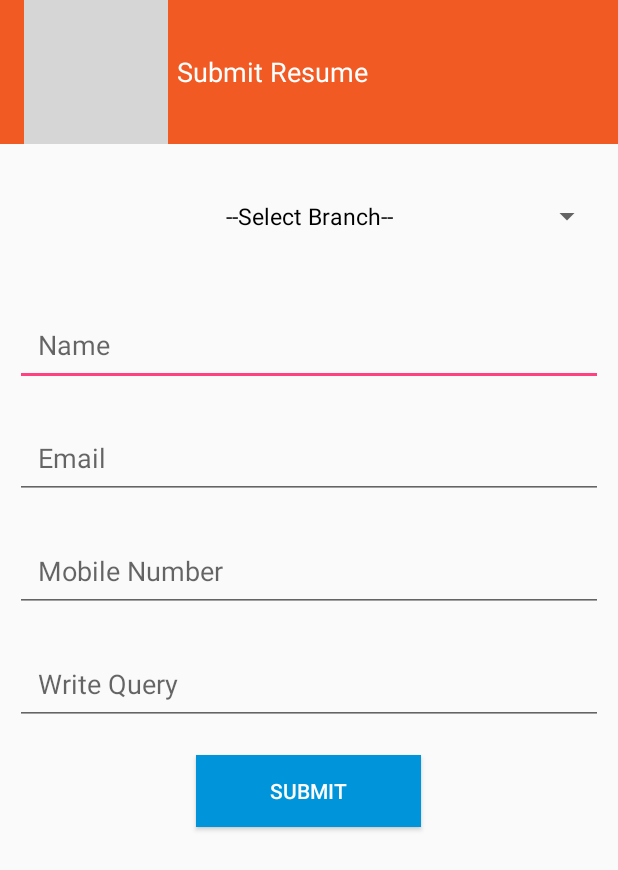
After one commit to khairun12/PeopleNTech, an Android app: the CVActivity screen opened directly, with no data from a screen before it, on a phone screen of 412 x 824 dp. The commit adds this screen. Shown: the top 870 px of the screen. Run offline under Robolectric (Android 15) with nearby library versions, the phone set to English and light mode, and no system bars; libraries missing offline, so code that uses them is left out: net.gotev.uploadservice; network calls fail; grey boxes are pictures that could not be loaded.

Commit message:
Free Consultation Post method (Not Complete)

```diff
--- a/app/build.gradle
+++ b/app/build.gradle
@@ -41,4 +41,6 @@ dependencies {
     compile 'com.google.code.gson:gson:2.8.4'
     testImplementation 'junit:junit:4.12'
     implementation 'com.android.support:appcompat-v7:27.1.1'
+    //upload
+    implementation 'net.gotev:uploadservice:3.4.2'
 }
--- a/app/src/main/AndroidManifest.xml
+++ b/app/src/main/AndroidManifest.xml
@@ -99,9 +99,8 @@
         <activity android:name=".UI_Activity.UpcomingBatchActivity" />
         <activity android:name=".UI_Activity.NewsEventActivity" />
         <activity android:name=".UI_Activity.CourseApplyActivity" />
-        <activity android:name=".UI_Activity.TestimonialHomeActivity">
-
-        </activity>
+        <activity android:name=".UI_Activity.TestimonialHomeActivity"></activity>
+        <activity android:name=".UI_Activity.CVActivity"></activity>
     </application>
 
 </manifest>
--- a/app/src/main/java/com/skh/peoplentech/peoplentech/Adapter/CourseListAdapter.java
+++ b/app/src/main/java/com/skh/peoplentech/peoplentech/Adapter/CourseListAdapter.java
@@ -3,6 +3,7 @@ package com.skh.peoplentech.peoplentech.Adapter;
 import android.content.Context;
 import android.content.Intent;
 import android.support.v7.widget.RecyclerView;
+import android.text.Html;
 import android.util.Log;
 import android.view.LayoutInflater;
 import android.view.View;
@@ -122,7 +123,7 @@ public class CourseListAdapter extends RecyclerView.Adapter<CourseListAdapter.Vi
                         //String[] array = {clickedDataItem.getC_name(),  "https://master.piit.us/api/en/batch/" + clickedDataItem.getC_id()};
                         String name = clickedDataItem.getC_name();
                         String url = clickedDataItem.getC_id();
-                        intent.putExtra("name", name);
+                        intent.putExtra("name", Html.fromHtml(name));
                         intent.putExtra("url", url);
                         intent.putExtra("from", "course/");
                         context.startActivity(intent);
--- a/app/src/main/java/com/skh/peoplentech/peoplentech/Adapter/MainListAdapter.java
+++ b/app/src/main/java/com/skh/peoplentech/peoplentech/Adapter/MainListAdapter.java
@@ -14,6 +14,7 @@ import android.widget.Toast;
 import com.skh.peoplentech.peoplentech.Config.ConfigKey;
 import com.skh.peoplentech.peoplentech.Modle.ListItem;
 import com.skh.peoplentech.peoplentech.R;
+import com.skh.peoplentech.peoplentech.UI_Activity.CVActivity;
 import com.skh.peoplentech.peoplentech.UI_Activity.CourseListActivity;
 import com.skh.peoplentech.peoplentech.UI_Activity.DummyFragment;
 import com.skh.peoplentech.peoplentech.UI_Activity.NewsEventActivity;
@@ -114,7 +115,7 @@ public class MainListAdapter extends RecyclerView.Adapter<MainListAdapter.Recycl
 
                 case 5:
 
-                    context.startActivity(new Intent(context, SubmitResumeActivity.class));
+                    context.startActivity(new Intent(context, CVActivity.class));
                     break;
             }
         }
--- a/app/src/main/java/com/skh/peoplentech/peoplentech/Adapter/ModulesAdapter.java
+++ b/app/src/main/java/com/skh/peoplentech/peoplentech/Adapter/ModulesAdapter.java
@@ -2,6 +2,7 @@ package com.skh.peoplentech.peoplentech.Adapter;
 
 import android.content.Context;
 import android.support.v7.widget.RecyclerView;
+import android.text.Html;
 import android.util.Log;
 import android.view.LayoutInflater;
 import android.view.View;
@@ -48,7 +49,7 @@ public class ModulesAdapter extends RecyclerView.Adapter<ModulesAdapter.ViewHold
                 .into(holder.bannerImageView);*/
 
         holder.title.setText(course.getModuleName());
-        holder.details.setText(course.getModuleContent());
+        holder.details.setText(Html.fromHtml(course.getModuleContent()));
 
         Log.i("CCC",course.getModuleContent()+" "+course.getModuleName());
 /*
--- /dev/null
+++ b/app/src/main/java/com/skh/peoplentech/peoplentech/UI_Activity/CVActivity.java
@@ -0,0 +1,273 @@
+package com.skh.peoplentech.peoplentech.UI_Activity;
+
+import android.Manifest;
+import android.content.Intent;
+import android.content.pm.PackageManager;
+import android.database.Cursor;
+import android.net.Uri;
+import android.provider.OpenableColumns;
+import android.support.v4.app.ActivityCompat;
+import android.support.v7.app.AppCompatActivity;
+import android.os.Bundle;
+import android.support.v7.widget.Toolbar;
+import android.view.View;
+import android.widget.AdapterView;
+import android.widget.ArrayAdapter;
+import android.widget.Button;
+import android.widget.EditText;
+import android.widget.ImageButton;
+import android.widget.Spinner;
+import android.widget.TextView;
+import android.widget.Toast;
+
+import com.skh.peoplentech.peoplentech.Config.ConfigKey;
+import com.skh.peoplentech.peoplentech.Config.MyFilePath;
+import com.skh.peoplentech.peoplentech.R;
+
+import net.gotev.uploadservice.MultipartUploadRequest;
+import net.gotev.uploadservice.UploadNotificationConfig;
+
+import java.io.File;
+import java.util.ArrayList;
+import java.util.Objects;
+import java.util.UUID;
+
+public class CVActivity extends AppCompatActivity {
+
+    EditText name, email, mobile, addQuery;
+    Button choose, upload;
+    Spinner spinner;
+
+    public int PDF_REQ_CODE = 1;
+
+    private Uri uri;
+
+    boolean checkFileUpload;
+
+    String PdfPathHolder, applicantName, PdfID, applicantEmail, applicantNumber, spinnerValue, applicationQuery ;
+
+    int ijk = 1;
+
+    @Override
+    protected void onCreate(Bundle savedInstanceState) {
+        super.onCreate(savedInstanceState);
+        setContentView(R.layout.activity_cv);
+
+        mSetToolber();
+
+        name = (EditText) findViewById(R.id.cv_name);
+        addQuery = (EditText) findViewById(R.id.queryText);
+        email = (EditText) findViewById(R.id.cv_email);
+        mobile = (EditText) findViewById(R.id.cv_mobile);
+        choose = (Button) findViewById(R.id.btn_choose);
+        upload = (Button) findViewById(R.id.btn_submit);
+        spinner =(Spinner) findViewById(R.id.typeSpinner);
+
+        //Check permission
+        AllowRunTimePermission();
+
+        //Add data to spinner
+        // Spinner Drop down elements
+        ArrayList<String> areas = new ArrayList<String>();
+        areas.add("--Select Branch--");
+        areas.add("USA");
+        areas.add("Bangladesh");
+
+        //Select PDF
+        /**
+         * postponed CV activity
+         * work on later
+         *
+         */
+        choose.setOnClickListener(new View.OnClickListener() {
+            @Override
+            public void onClick(View v) {
+                Intent intent = new Intent();
+                intent.setType("application/pdf");
+                intent.setAction(Intent.ACTION_GET_CONTENT);
+                startActivityForResult(Intent.createChooser(intent, "Select Pdf"), PDF_REQ_CODE);
+            }
+        });
+
+        upload.setOnClickListener(new View.OnClickListener() {
+            @Override
+            public void onClick(View v) {
+                PdfUploadFunction();
+            }
+        });
+        /**
+         * finished cv activity
+         */
+
+        //Spinner Adapter
+        ArrayAdapter<String> dataAdapter = new ArrayAdapter<>(CVActivity.this, R.layout.my_spinner, areas);
+        dataAdapter.setDropDownViewResource(android.R.layout.simple_spinner_dropdown_item);
+        spinner.setAdapter(dataAdapter);
+
+        //on click
+        spinner.setOnItemSelectedListener(new AdapterView.OnItemSelectedListener() {
+            @Override
+            public void onItemSelected(AdapterView<?> parent, View view, int position, long id) {
+                final String item = parent.getItemAtPosition(position).toString();
+                if (item.equals("USA")){
+                    spinnerValue = "1";
+                } else if (item.equals("Bangladesh")){
+                    spinnerValue = "2";
+                }
+            }
+
+            @Override
+            public void onNothingSelected(AdapterView<?> parent) {
+
+            }
+        });
+
+    }
+
+    //Upload File
+    public void PdfUploadFunction() {
+
+
+        applicantName = name.getText().toString().trim();
+        applicantEmail = email.getText().toString().trim();
+        applicantNumber = mobile.getText().toString().trim();
+        applicationQuery = addQuery.getText().toString().trim();
+
+        if (checkFileUpload) {
+
+            upload.setClickable(true);
+            upload.setFocusable(true);
+            PdfPathHolder = MyFilePath.getPath(CVActivity.this, uri);
+        }
+
+        if (PdfPathHolder == null) {
+
+            Toast.makeText(this, "Please Select a File & try again.", Toast.LENGTH_LONG).show();
+
+        } else {
+
+            try {
+
+                PdfID = UUID.randomUUID().toString();
+
+                new MultipartUploadRequest(CVActivity.this, PdfID, ConfigKey.APPS_URL + "/case-file-store/")
+                        .addFileToUpload(PdfPathHolder, "cv")
+                        .addParameter("branch", spinnerValue)
+                        .addParameter("name", applicantName)
+                        .addParameter("email", applicantEmail)
+                        .addParameter("phone", applicantNumber)
+                        .setNotificationConfig(new UploadNotificationConfig())
+                        .setMaxRetries(5)
+                        .startUpload();
+
+                ijk++;
+
+            } catch (Exception exception) {
+
+                Toast.makeText(this, "Something Went Wrong", Toast.LENGTH_SHORT).show();
+            }
+
+            if (ijk > 1) {
+
+                Toast.makeText(this, "File Uploading in Process", Toast.LENGTH_SHORT).show();
+                //Intent intent = new Intent(AddPdfActivity.this,PdfShowActivity.class);
+                //startActivity(intent);
+            }
+
+        }
+    }
+
+    @Override
+    protected void onActivityResult(int requestCode, int resultCode, Intent data) {
+        super.onActivityResult(requestCode, resultCode, data);
+
+        if (requestCode == PDF_REQ_CODE && resultCode == RESULT_OK && data != null && data.getData() != null) {
+
+            uri = data.getData();
+
+            //selectFileText.setText("Your PDF file is Selected");
+            checkFileUpload = true;
+
+            //get name of file
+            String uriString = uri.toString();
+            File myFile = new File(uriString);
+            String path = myFile.getAbsolutePath();
+            String displayName = null;
+
+            if (uriString.startsWith("content://")) {
+                Cursor cursor = null;
+                try {
+                    cursor = this.getContentResolver().query(uri, null, null, null, null);
+                    if (cursor != null && cursor.moveToFirst()) {
+                        displayName = cursor.getString(cursor.getColumnIndex(OpenableColumns.DISPLAY_NAME));
+                    }
+                } finally {
+                    Objects.requireNonNull(cursor).close();
+                }
+            } else if (uriString.startsWith("file://")) {
+                displayName = myFile.getName();
+            }
+            choose.setText(displayName);
+        }
+    }
+
+    //Setup tool bar
+
+    private void mSetToolber() {
+
+        Toolbar topToolBar = (Toolbar) findViewById(R.id.toolbar);
+        setSupportActionBar(topToolBar);
+        getSupportActionBar().setTitle(null);
+
+        getSupportActionBar().setHomeButtonEnabled(false);
+        getSupportActionBar().setDisplayHomeAsUpEnabled(false);
+        // topToolBar.setLogo(R.drawable.logo);
+        // topToolBar.setLogoDescription(getResources().getString(R.string.logo_desc));
+
+        TextView mTitle = (TextView) topToolBar.findViewById(R.id.toolbar_title);
+        ImageButton backArrow = (ImageButton) topToolBar.findViewById(R.id.back_arrow_Img_btn);
+
+        mTitle.setText("Submit Resume");
+
+        backArrow.setOnClickListener(new View.OnClickListener() {
+            @Override
+            public void onClick(View v) {
+                finish();
+            }
+        });
+    }
+
+    public void AllowRunTimePermission(){
+
+        if (ActivityCompat.shouldShowRequestPermissionRationale(CVActivity.this, Manifest.permission.READ_EXTERNAL_STORAGE))
+        {
+
+            Toast.makeText(CVActivity.this,"READ_EXTERNAL_STORAGE permission Access Dialog", Toast.LENGTH_LONG).show();
+
+        } else {
+
+            ActivityCompat.requestPermissions(CVActivity.this,new String[]{ Manifest.permission.READ_EXTERNAL_STORAGE}, PDF_REQ_CODE);
+
+        }
+    }
+
+    @Override
+    public void onRequestPermissionsResult(int RC, String per[], int[] Result) {
+
+        switch (RC) {
+
+            case 1:
+
+                if (Result.length > 0 && Result[0] == PackageManager.PERMISSION_GRANTED) {
+
+                    //Toast.makeText(AddPdfActivity.this,"Permission Granted", Toast.LENGTH_LONG).show();
+
+                } else {
+
+                    Toast.makeText(CVActivity.this,"Permission Cancelled", Toast.LENGTH_LONG).show();
+
+                }
+                break;
+        }
+    }
+}
--- a/app/src/main/java/com/skh/peoplentech/peoplentech/UI_Activity/CourseListActivity.java
+++ b/app/src/main/java/com/skh/peoplentech/peoplentech/UI_Activity/CourseListActivity.java
@@ -127,11 +127,11 @@ public class CourseListActivity extends AppCompatActivity implements SearchView.
                 course.setC_id(json.getString(ConfigKey.TAG_c_id));
                 body = json.getString(ConfigKey.TAG_c_name);
                 //new
-                if (android.os.Build.VERSION.SDK_INT >= android.os.Build.VERSION_CODES.N) {
+                /*if (android.os.Build.VERSION.SDK_INT >= android.os.Build.VERSION_CODES.N) {
                     body = String.valueOf(Html.fromHtml(body, Html.FROM_HTML_MODE_LEGACY));
                 } else {
                     body = String.valueOf(Html.fromHtml(body));
-                }
+                }*/
                 course.setC_name(body);
 
             } catch (JSONException e) {
--- a/app/src/main/java/com/skh/peoplentech/peoplentech/UI_Activity/TraningActivity.java
+++ b/app/src/main/java/com/skh/peoplentech/peoplentech/UI_Activity/TraningActivity.java
@@ -138,7 +138,7 @@ public class TraningActivity extends AppCompatActivity {
         allItems.add(new ListItem("Special offer", R.drawable.offer));
         allItems.add(new ListItem("Notice", R.drawable.notice));
         allItems.add(new ListItem("Upcoming Event", R.drawable.event));
-        allItems.add(new ListItem("Submit Resume", R.drawable.resume));
+        allItems.add(new ListItem("Free Consultation", R.drawable.resume));
 
         return allItems;
     }
--- /dev/null
+++ b/app/src/main/res/layout/activity_cv.xml
@@ -0,0 +1,88 @@
+<?xml version="1.0" encoding="utf-8"?>
+<LinearLayout xmlns:android="http://schemas.android.com/apk/res/android"
+    xmlns:app="http://schemas.android.com/apk/res-auto"
+    xmlns:tools="http://schemas.android.com/tools"
+    android:layout_width="match_parent"
+    android:layout_height="match_parent"
+    android:orientation="vertical"
+    tools:context=".UI_Activity.CVActivity">
+
+    <include
+        android:id="@+id/toolbar"
+        layout="@layout/toolbar" />
+
+    <Spinner
+        android:id="@+id/typeSpinner"
+        android:layout_width="match_parent"
+        android:layout_height="wrap_content"
+        android:layout_margin="10dp"
+        android:padding="25dp"
+        android:gravity="center">
+
+    </Spinner>
+
+    <EditText
+        android:id="@+id/cv_name"
+        android:layout_width="match_parent"
+        android:layout_height="wrap_content"
+        android:hint="Name"
+        android:inputType="text"
+        android:layout_margin="10dp"
+        android:padding="15dp"/>
+
+    <EditText
+        android:id="@+id/cv_email"
+        android:layout_width="match_parent"
+        android:layout_height="wrap_content"
+        android:hint="Email"
+        android:inputType="textEmailAddress"
+        android:layout_margin="10dp"
+        android:padding="15dp"/>
+
+    <EditText
+        android:id="@+id/cv_mobile"
+        android:layout_width="match_parent"
+        android:layout_height="wrap_content"
+        android:hint="Mobile Number"
+        android:inputType="phone"
+        android:layout_margin="10dp"
+        android:padding="15dp"/>
+
+    <Button
+        android:id="@+id/btn_choose"
+        android:layout_width="match_parent"
+        android:layout_height="wrap_content"
+        android:hint="Upload CV"
+        android:textColorHint="#000"
+        android:textAlignment="center"
+        android:layout_margin="10dp"
+        android:padding="15dp"
+        android:visibility="gone"/>
+
+
+    <EditText
+        android:id="@+id/queryText"
+        android:layout_width="match_parent"
+        android:layout_height="wrap_content"
+        android:ems="10"
+        android:layout_margin="10dp"
+        android:padding="15dp"
+        android:hint="Write Query"
+        android:inputType="textMultiLine" />
+
+    <Button
+        android:id="@+id/btn_submit"
+        android:layout_width="150dp"
+        android:layout_height="wrap_content"
+        android:layout_margin="10dp"
+        android:layout_gravity="center"
+        android:padding="10dp"
+        android:text="Submit"
+        android:textColor="#fff"
+        android:background="#0095da"
+        />
+
+
+
+
+</LinearLayout>
--- /dev/null
+++ b/app/src/main/res/layout/my_spinner.xml
@@ -0,0 +1,9 @@
+<?xml version="1.0" encoding="utf-8"?>
+<TextView
+    xmlns:android="http://schemas.android.com/apk/res/android"
+    android:layout_width="match_parent"
+    android:layout_height="wrap_content"
+    android:textSize="15sp"
+    android:gravity="center"
+    android:textColor="#000"
+    android:padding="2dp" />
```
Also changed, not shown: app/src/main/java/com/skh/peoplentech/peoplentech/Config/MyFilePath.java (added, +154 -0 lines), app/src/main/java/com/skh/peoplentech/peoplentech/UI_Activity/CourseDetailsActivity.java (+7 -7 lines), app/src/main/java/com/skh/peoplentech/peoplentech/UI_Activity/SubmitResumeActivity.java (+46 -0 lines).
